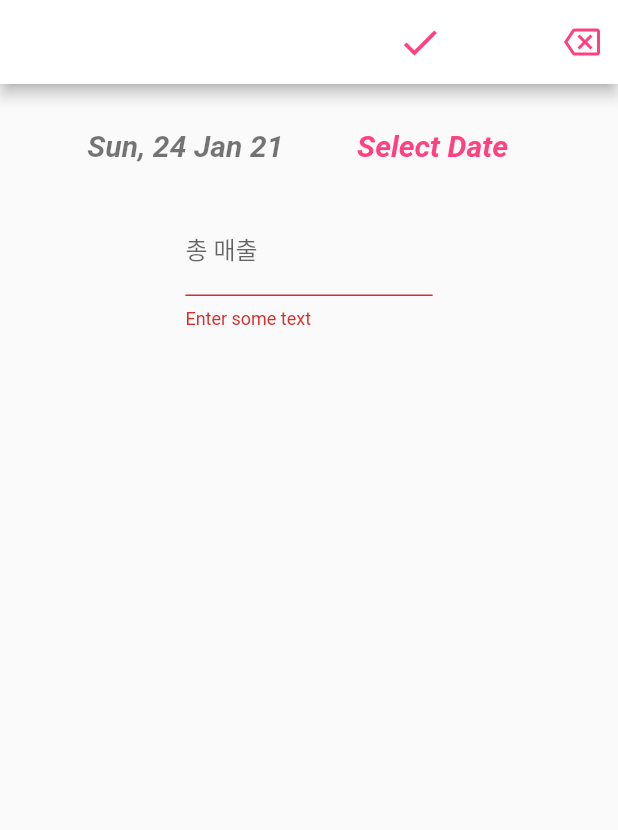
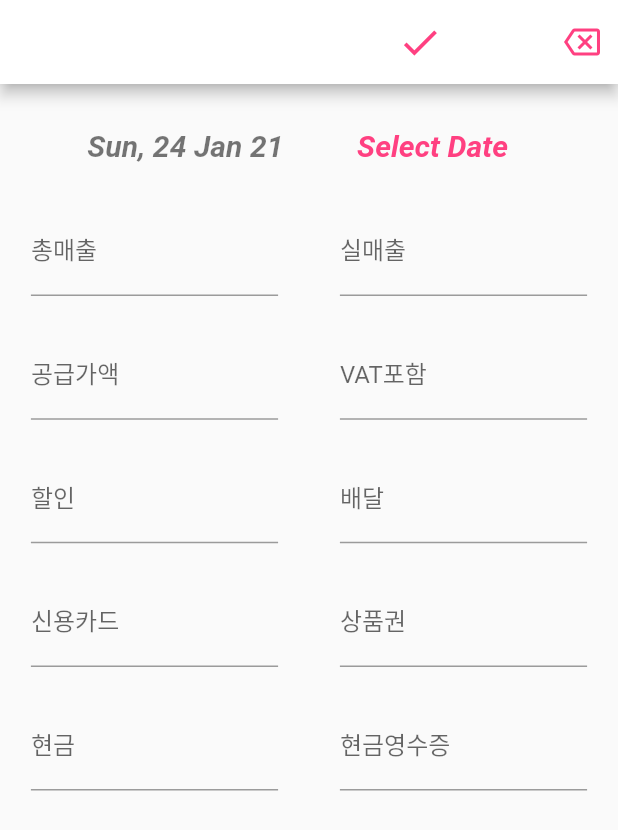
Before and after one commit to boglbbogl/flutter_sharesales, a Flutter app: the SalesAddPage screen opened directly, after a tap on the "check" icon, on a phone screen of 412 x 824 dp. Shown: the top 830 px of the screen. Run offline on Flutter 3.47's test engine with Material 2 defaults, Android fonts, the phone set to English and light mode, and no system bars; our stand-ins replace cloud_firestore, firebase_auth, firebase_core, google_sign_in; accounts and stored records are empty; statements that could not run were skipped.

Commit message:
sales_add_page textformfield - firebase ver-1

```diff
--- a/lib/sales_add_page.dart
+++ b/lib/sales_add_page.dart
@@ -20,9 +20,14 @@ class _SalesAddPageState extends State<SalesAddPage> {
   Widget build(BuildContext context) {
     FirebaseFirestore firestore = FirebaseFirestore.instance;
 
+    final inputSizeHeight = MediaQuery.of(context).size.height * 0.1;
+    final inputSizeWidth = MediaQuery.of(context).size.width * 0.4;
+
     var inputDate = DateFormat('EEE, d MMM yy').format(_selectedTime);
 
-    var title;
+
+    var totalsales, actualsales, vos, vat, discount, delivery, card, vocher, cash, cashreceipt;
+
 
     return Form(
       key: _formKey,
@@ -38,12 +43,19 @@ class _SalesAddPageState extends State<SalesAddPage> {
                 onPressed: () async {
                   await firestore
                       .collection('Sales')
-                      .document('$_selectedTime')
-                      .setData({
-                    'date': title,
+                      .doc('$_selectedTime')
+                      .set({
+                    'TotalSales': totalsales,
                     // 'date': _selectedTime.microsecondsSinceEpoch,
-                    'title': title,
-
+                    'ActualSales': actualsales,
+                    'VOS' : vos,
+                    'VAT' : vat,
+                    'Discount' : discount,
+                    'Delivery' : delivery,
+                    'Card' : card,
+                    'Vocher' : vocher,
+                    'Cash' : cash,
+                    'CashReceipt' : cashreceipt,
                   });
                   // .add({'ActualSalesTotal': _ActualSalesTotal},);
                   if (!_formKey.currentState.validate()) {
@@ -69,7 +81,8 @@ class _SalesAddPageState extends State<SalesAddPage> {
           ],
           backgroundColor: Colors.white,
         ),
-        body: Column(
+        body: SingleChildScrollView(
+          child: Column(
             children: [
               Row(
                   mainAxisAlignment: MainAxisAlignment.center,
@@ -77,8 +90,8 @@ class _SalesAddPageState extends State<SalesAddPage> {
                   children: <Widget>[
                     Container(
                       alignment: Alignment.center,
-                    height: MediaQuery.of(context).size.height * 0.1,
-                    width: MediaQuery.of(context).size.width * 0.4,
+                      height: inputSizeHeight,
+                      width: inputSizeWidth,
                       child: Text(
                         inputDate,
                         style: TextStyle(
@@ -91,8 +104,8 @@ class _SalesAddPageState extends State<SalesAddPage> {
                     ),
                     Container(
                       alignment: Alignment.center,
-                    height: MediaQuery.of(context).size.height * 0.1,
-                    width: MediaQuery.of(context).size.width * 0.4,
+                      height: inputSizeHeight,
+                      width: inputSizeWidth,
                       child: InkWell(
                         onTap: () async {
                           Future<DateTime> selectedDate = showDatePicker(
@@ -131,108 +144,230 @@ class _SalesAddPageState extends State<SalesAddPage> {
                 children: <Widget>[
                   Container(
                     alignment: Alignment.topCenter,
-                  height: MediaQuery.of(context).size.height * 0.1,
-                  width: MediaQuery.of(context).size.width * 0.4,
+                    height: inputSizeHeight,
+                    width: inputSizeWidth,
                     child: TextFormField(
-                    onChanged: (text) => title = text,
-                    validator: (value) {
-                      if (value.isEmpty) {
-                        return 'Enter some text';
-                      } else
-                        return null;
-                    },
+                      onChanged: (value) => totalsales,
+                      // validator: (value) {
+                      //   if (value.isEmpty) {
+                      //     return 'Enter some text';
+                      //   } else
+                      //     return null;
+                      // },
                       decoration: InputDecoration(
                         // border: InputBorder.none,
-                      hintText: 'ex) 1,000,000',
-                      labelText: '총 매출',
+                        // hintText: '총 매출',
+                        labelText: '총매출',
+                      ),
+                      keyboardType: TextInputType.number,
                     ),
                   ),
+                  Container(
+                    alignment: Alignment.topCenter,
+                    height: inputSizeHeight,
+                    width: inputSizeWidth,
+                    child: TextFormField(
+                      onChanged: (text) => actualsales = text,
+                      // validator: (value) {
+                      //   if (value.isEmpty) {
+                      //     return 'Enter some text';
+                      //   } else
+                      //     return null;
+                      // },
+                      decoration: InputDecoration(
+                        labelText: '실매출',
                       ),
-                // Container(
-                //   alignment: Alignment.topCenter,
-                //   height: MediaQuery
-                //       .of(context)
-                //       .size
-                //       .height * 0.1,
-                //   width: MediaQuery
-                //       .of(context)
-                //       .size
-                //       .width * 0.4,
-                //   child: TextFormField(
-                //     validator: (value) {
-                //       if (value.isEmpty) {
-                //         return 'Enter some text';
-                //       } else
-                //         return null;
-                //     },
-                //     decoration: InputDecoration(
-                //       // border: InputBorder.none,
-                //       hintText: 'ex)800,000',
-                //       labelText: '실매출',
-                //     ),
-                //   ),
-                // ),
+                      keyboardType: TextInputType.number,
+                    ),
+                  ),
                 ],
               ),
-            // Column(
-            //   children: <Widget>[
-            //     Row(
-            //       mainAxisAlignment: MainAxisAlignment.spaceAround,
-            //       crossAxisAlignment: CrossAxisAlignment.center,
-            //       children: <Widget>[
-            //         Container(
-            //           alignment: Alignment.topCenter,
-            //           height: MediaQuery
-            //               .of(context)
-            //               .size
-            //               .height * 0.1,
-            //           width: MediaQuery
-            //               .of(context)
-            //               .size
-            //               .width * 0.4,
-            //           child: TextFormField(
-            //             validator: (value) {
-            //               if (value.isEmpty) {
-            //                 return 'Enter some text';
-            //               } else
-            //                 return null;
-            //             },
-            //             decoration: InputDecoration(
-            //               // border: InputBorder.none,
-            //               hintText: 'ex) 999,000',
-            //               labelText: '공급가액',
-            //             ),
-            //           ),
-            //         ),
-            //         Container(
-            //           alignment: Alignment.topCenter,
-            //           height: MediaQuery
-            //               .of(context)
-            //               .size
-            //               .height * 0.1,
-            //           width: MediaQuery
-            //               .of(context)
-            //               .size
-            //               .width * 0.4,
-            //           child: TextFormField(
-            //             validator: (value) {
-            //               if (value.isEmpty) {
-            //                 return 'Enter some text';
-            //               } else
-            //                 return null;
-            //             },
-            //             decoration: InputDecoration(
-            //               // border: InputBorder.none,
-            //               hintText: 'ex) 40,000',
-            //               labelText: '할인',
-            //             ),
-            //           ),
-            //         ),
-            //       ],
-            //     ),
-            //   ],
-            // ),
+              Column(
+                children: <Widget>[
+                  Row(
+                    mainAxisAlignment: MainAxisAlignment.spaceAround,
+                    crossAxisAlignment: CrossAxisAlignment.center,
+                    children: <Widget>[
+                      Container(
+                        alignment: Alignment.topCenter,
+                        height: inputSizeHeight,
+                        width: inputSizeWidth,
+                        child: TextFormField(
+                          onChanged: (text) => vos = text,
+                          // validator: (value) {
+                          //   if (value.isEmpty) {
+                          //     return 'Enter some text';
+                          //   } else
+                          //     return null;
+                          // },
+                          decoration: InputDecoration(
+                            labelText: '공급가액',
+                          ),
+                          keyboardType: TextInputType.number,
+                        ),
+                      ),
+                      Container(
+                        alignment: Alignment.topCenter,
+                        height: inputSizeHeight,
+                        width: inputSizeWidth,
+                        child: TextFormField(
+                          onChanged: (text) => vat = text,
+                          // validator: (value) {
+                          //   if (value.isEmpty) {
+                          //     return 'Enter some text';
+                          //   } else
+                          //     return null;
+                          // },
+                          decoration: InputDecoration(
+                            labelText: 'VAT포함',
+                          ),
+                          keyboardType: TextInputType.number,
+                        ),
+                      ),
                     ],
+                  ),
+                ],
+              ),
+              Column(
+                children: <Widget>[
+                  Row(
+                    mainAxisAlignment: MainAxisAlignment.spaceAround,
+                    crossAxisAlignment: CrossAxisAlignment.center,
+                    children: <Widget>[
+                      Container(
+                        alignment: Alignment.topCenter,
+                        height: inputSizeHeight,
+                        width: inputSizeWidth,
+                        child: TextFormField(
+                          onChanged: (text) => discount = text,
+                          // validator: (value) {
+                          //   if (value.isEmpty) {
+                          //     return 'Enter some text';
+                          //   } else
+                          //     return null;
+                          // },
+                          decoration: InputDecoration(
+                            labelText: '할인',
+                          ),
+                          keyboardType: TextInputType.number,
+                        ),
+                      ),
+                      Container(
+                        alignment: Alignment.topCenter,
+                        height: inputSizeHeight,
+                        width: inputSizeWidth,
+                        child: TextFormField(
+                          onChanged: (text) => delivery = text,
+                          // validator: (value) {
+                          //   if (value.isEmpty) {
+                          //     return 'Enter some text';
+                          //   } else
+                          //     return null;
+                          // },
+                          decoration: InputDecoration(
+                            labelText: '배달',
+                          ),
+                          keyboardType: TextInputType.number,
+                        ),
+                      ),
+                    ],
+                  ),
+                ],
+              ),
+              Column(
+                children: <Widget>[
+                  Row(
+                    mainAxisAlignment: MainAxisAlignment.spaceAround,
+                    crossAxisAlignment: CrossAxisAlignment.center,
+                    children: <Widget>[
+                      Container(
+                        alignment: Alignment.topCenter,
+                        height: inputSizeHeight,
+                        width: inputSizeWidth,
+                        child: TextFormField(
+                          onChanged: (text) => card = text,
+                          // validator: (value) {
+                          //   if (value.isEmpty) {
+                          //     return 'Enter some text';
+                          //   } else
+                          //     return null;
+                          // },
+                          decoration: InputDecoration(
+                            labelText: '신용카드',
+                          ),
+                          keyboardType: TextInputType.number,
+                        ),
+                      ),
+                      Container(
+                        alignment: Alignment.topCenter,
+                        height: inputSizeHeight,
+                        width: inputSizeWidth,
+                        child: TextFormField(
+                          onChanged: (text) => vocher = text,
+                          // validator: (value) {
+                          //   if (value.isEmpty) {
+                          //     return 'Enter some text';
+                          //   } else
+                          //     return null;
+                          // },
+                          decoration: InputDecoration(
+                            labelText: '상품권',
+                          ),
+                          keyboardType: TextInputType.number,
+                        ),
+                      ),
+                    ],
+                  ),
+                ],
+              ),
+              Column(
+                children: <Widget>[
+                  Row(
+                    mainAxisAlignment: MainAxisAlignment.spaceAround,
+                    crossAxisAlignment: CrossAxisAlignment.center,
+                    children: <Widget>[
+                      Container(
+                        alignment: Alignment.topCenter,
+                        height: inputSizeHeight,
+                        width: inputSizeWidth,
+                        child: TextFormField(
+                          onChanged: (int) => cash = int,
+                          // validator: (value) {
+                          //   if (value.isEmpty) {
+                          //     return 'Enter some text';
+                          //   } else
+                          //     return null;
+                          // },
+                          decoration: InputDecoration(
+                            labelText: '현금',
+                          ),
+                          keyboardType: TextInputType.number,
+                        ),
+                      ),
+                      Container(
+                        alignment: Alignment.topCenter,
+                        height: inputSizeHeight,
+                        width: inputSizeWidth,
+                        child: TextFormField(
+                          onChanged: (int) => cashreceipt = int,
+                          // validator: (value) {
+                          //   if (value.isEmpty) {
+                          //     return 'Enter some text';
+                          //   } else
+                          //     return null;
+                          // },
+                          decoration: InputDecoration(
+                            labelText: '현금영수증',
+                          ),
+                          keyboardType: TextInputType.number,
+                        ),
+                      ),
+                    ],
+                  ),
+                ],
+              ),
+            ],
+          ),
         ),
       ),
     );
```
Lines whose indentation alone changed are shown as unchanged.
